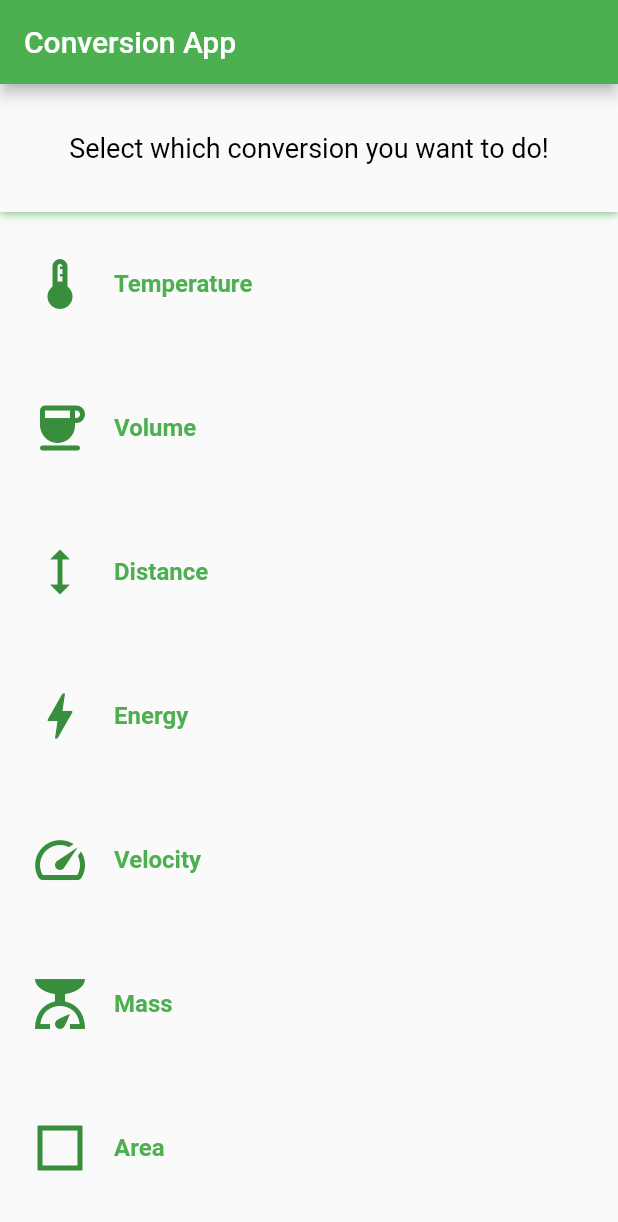
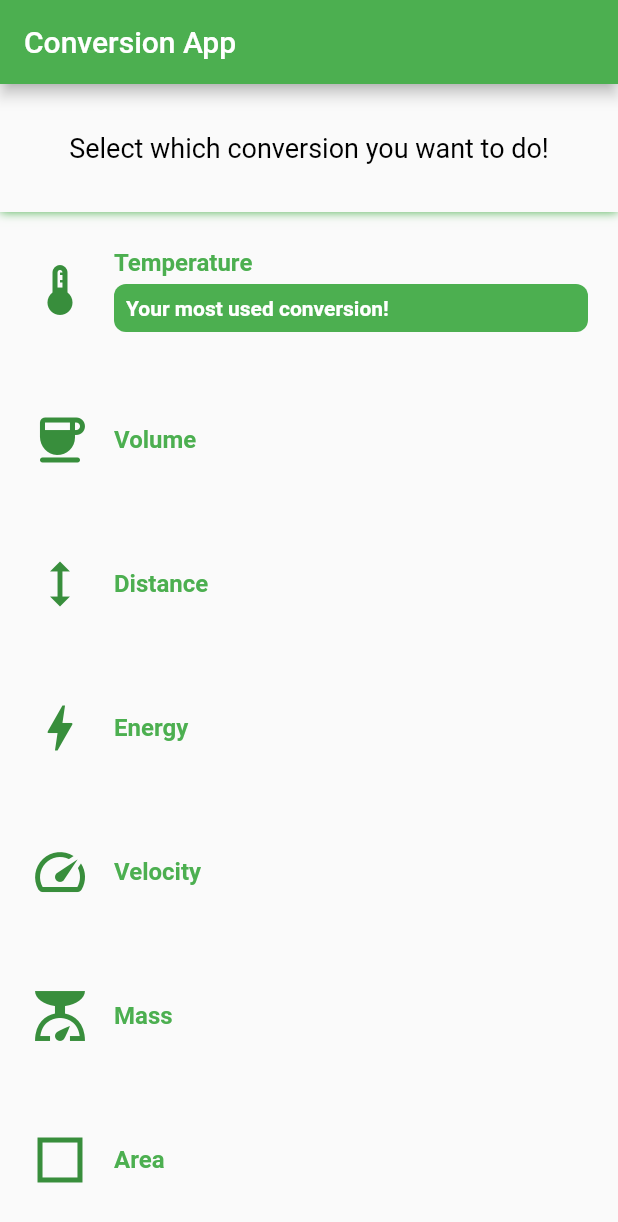
Before and after one commit to TheUnrealDev/Conversion-App, a Flutter app: the screen it shows after launch, on a phone screen of 412 x 824 dp. Shown: the top 1222 px of the screen. Run offline on Flutter 3.47's test engine with Material 2 defaults, Android fonts, the phone set to English and light mode, and no system bars; our stand-ins replace select_form_field, shared_preferences.

```diff
--- a/lib/views/conversion_page.dart
+++ b/lib/views/conversion_page.dart
@@ -1,5 +1,5 @@
 import 'package:flutter/material.dart';
-import 'conversion_pages/conversion_form.dart';
+import 'conversion_form.dart';
 
 class ConversionPage extends StatefulWidget {
   final String unitType;
--- a/lib/views/home_page.dart
+++ b/lib/views/home_page.dart
@@ -1,5 +1,6 @@
 import 'package:conversion_app/views/conversion_page.dart';
 import 'package:conversion_app/models/page_data.dart';
+import 'package:shared_preferences/shared_preferences.dart';
 import 'package:flutter/material.dart';
 
 List<PageData> pageDataList = [
@@ -55,13 +56,49 @@ class HomePage extends StatefulWidget {
 }
 
 class _HomePageState extends State<HomePage> {
+  final Future<SharedPreferences> _prefs = SharedPreferences.getInstance();
+
+  bool isLoading = true;
+
+  Future<Map<PageData, int>> loadPageUsage() async {
+    SharedPreferences prefs = await _prefs;
+
+    Map<PageData, int> pageUsage = Map();
+    for (PageData pageData in pageDataList) {
+      int timesUsed = prefs.getInt(pageData.unitType) ?? 0;
+      pageUsage[pageData] = timesUsed;
+    }
+    return pageUsage;
+  }
+
+  void sortPageDataByUsage() async {
+    Map<PageData, int> pageUsage = await loadPageUsage();
+
+    List<PageData> sortedPageData = pageUsage.keys.toList(growable: false)
+      ..sort((a, b) => (pageUsage[b] ?? 0).compareTo(pageUsage[a] ?? 0));
+
+    setState(() {
+      isLoading = false;
+      pageDataList = sortedPageData;
+    });
+  }
+
+  @override
+  void initState() {
+    super.initState();
+    sortPageDataByUsage();
+  }
+
   @override
   Widget build(BuildContext context) {
+    debugPrint("Build");
     return Scaffold(
       appBar: AppBar(
         title: Text(widget.title),
       ),
-      body: Column(
+      body: isLoading
+          ? Center(child: CircularProgressIndicator())
+          : Column(
               children: [
                 Expanded(
                   flex: 1,
@@ -123,6 +160,25 @@ class _HomePageState extends State<HomePage> {
                             ),
                           ),
                         ),
+                        subtitle: index == 0
+                            ? Container(
+                                margin: EdgeInsets.only(top: 5),
+                                decoration: BoxDecoration(
+                                  borderRadius:
+                                      BorderRadius.all(Radius.circular(8.0)),
+                                  color: Colors.green,
+                                ),
+                                child: Padding(
+                                  padding: const EdgeInsets.all(8.0),
+                                  child: Text(
+                                    "Your most used conversion!",
+                                    style: TextStyle(
+                                        fontWeight: FontWeight.w600,
+                                        color: Colors.white),
+                                  ),
+                                ),
+                              )
+                            : null,
                         contentPadding: const EdgeInsets.all(20),
                       );
                     },
--- a/pubspec.yaml
+++ b/pubspec.yaml
@@ -36,6 +36,7 @@ dependencies:
   cupertino_icons: ^1.0.2
   select_form_field: ^2.2.0
   flutter_launcher_icons: ^0.13.1
+  shared_preferences: ^2.1.1
 
 dev_dependencies:
   flutter_test:
```
Also changed, not shown: lib/views/conversion_form.dart (renamed from lib/views/conversion_pages/conversion_form.dart, +18 -3 lines), pubspec.lock, 1 other file. Lines whose indentation alone changed are shown as unchanged.
